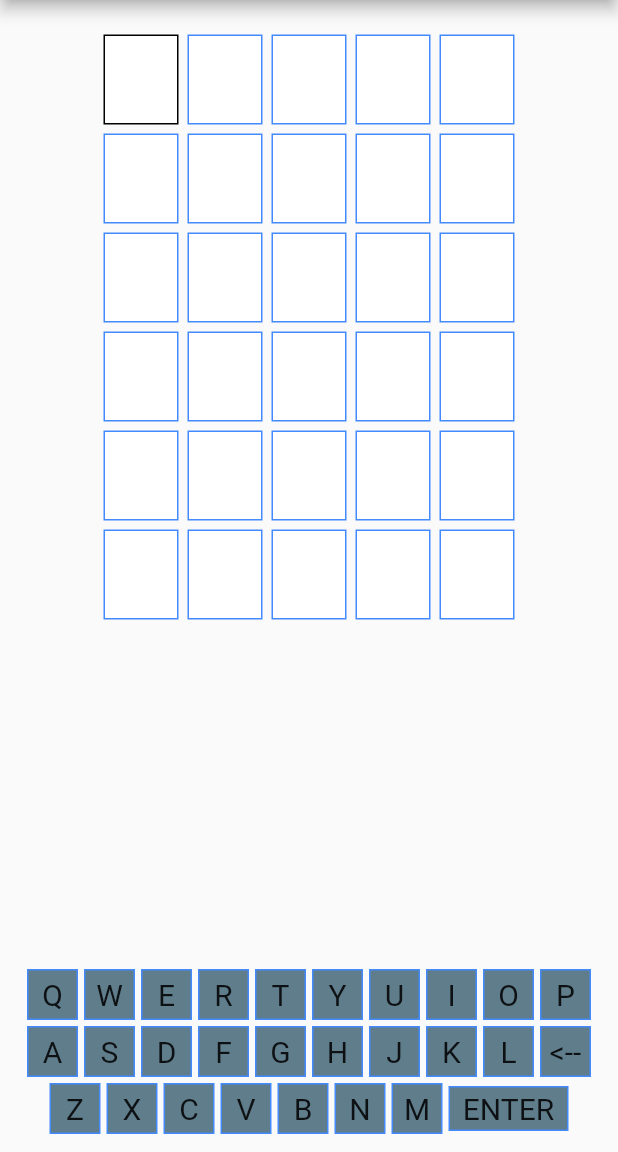
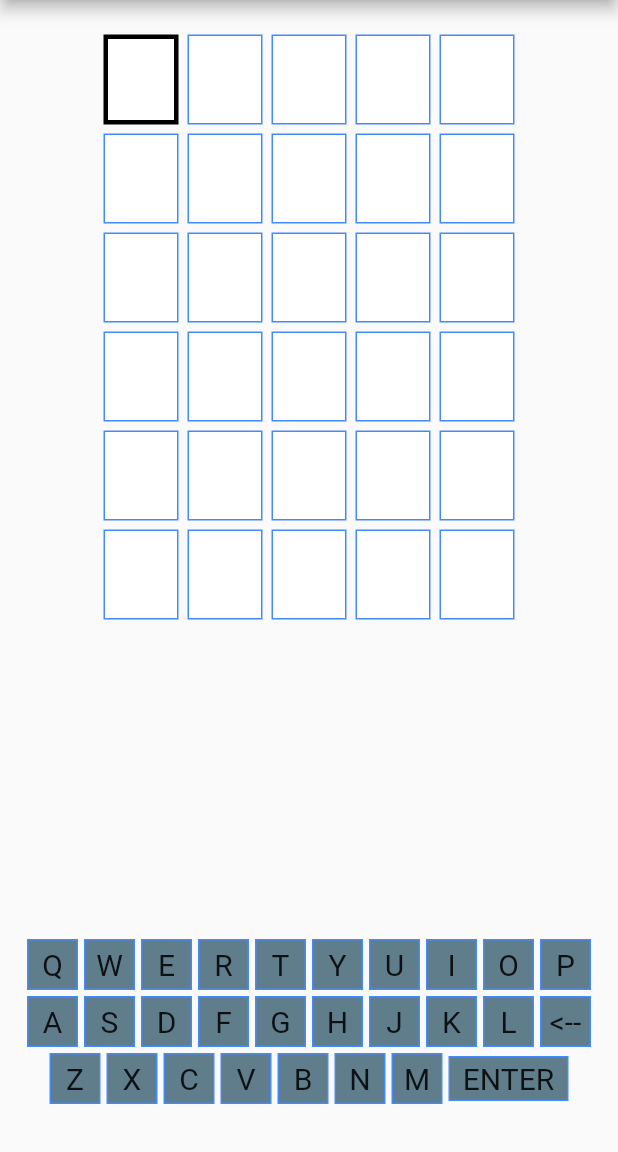
Before and after one commit to cbonatti/Bonattermo, a Flutter app: the screen it shows after launch, after a tap on the "play arrow" icon, on a phone screen of 412 x 824 dp, the part 84-1236 px from its top. Run offline on Flutter 3.47's test engine with Material 2 defaults, Android fonts, the phone set to English and light mode, and no system bars.

Commit message:
fixed cursor border

```diff
--- a/Bonattermo/lib/game.dart
+++ b/Bonattermo/lib/game.dart
@@ -82,6 +82,7 @@ class _GameState extends State<Game> {
     String letter = word[index].toUpperCase();
     Color color = Colors.white;
     Color borderColor = Colors.blueAccent;
+    double borderWidth = 1.0;
 
     if (letter != ' ') {
       color = Colors.red;
@@ -94,6 +95,7 @@ class _GameState extends State<Game> {
     }
     if (cursorPosition == index && gameIndex == actualTry) {
       borderColor = Colors.black;
+      borderWidth = 3.0;
     }
     if (gameIndex == actualTry) {
       color = Colors.white;
@@ -104,8 +106,9 @@ class _GameState extends State<Game> {
       width: 50.0,
       margin: const EdgeInsets.all(3.0),
       padding: const EdgeInsets.all(3.0),
-      decoration:
-          BoxDecoration(border: Border.all(color: borderColor), color: color),
+      decoration: BoxDecoration(
+          border: Border.all(color: borderColor, width: borderWidth),
+          color: color),
       child: Center(
         child: Text(
           letter.toUpperCase(),
@@ -280,7 +283,7 @@ class _GameState extends State<Game> {
           ..._buildGame(),
           Expanded(child: Container()),
           _buildKeyboard(),
-          Padding(padding: EdgeInsets.only(bottom: 10.0)),
+          Padding(padding: EdgeInsets.only(bottom: 30.0)),
         ],
       ),
     );
```
